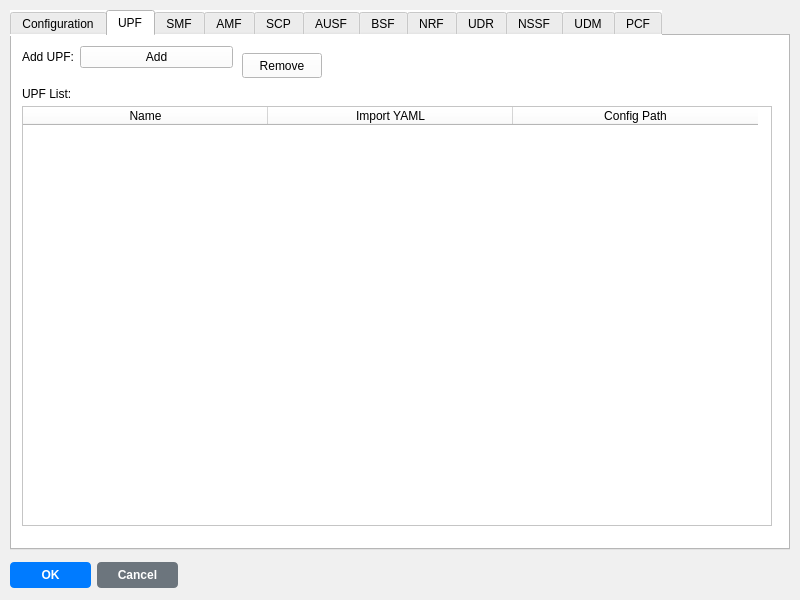
Above: netflux5g-editor/src/gui/ui/Component5G_properties.ui from adaptivenetworklab/NetFlux5G before the change. Below: the same form after it.
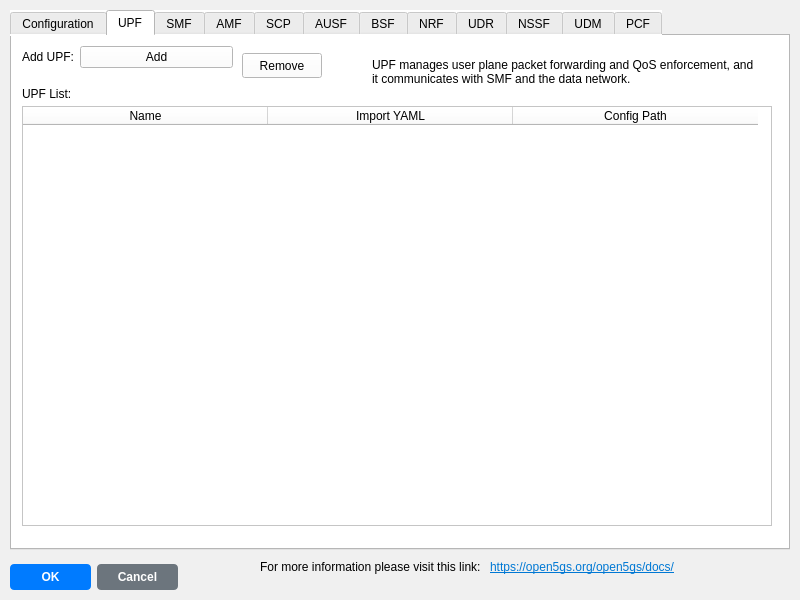
That is the form after the change. The open tabs and pages were chosen to show the change.

Commit message: add multi UE properties ui files and add description on 5g core properties

```diff
--- a/netflux5g-editor/src/gui/ui/Component5G_properties.ui
+++ b/netflux5g-editor/src/gui/ui/Component5G_properties.ui
@@ -623,7 +623,7 @@
         <x>10</x>
         <y>10</y>
         <width>211</width>
-        <height>31</height>
+        <height>38</height>
        </rect>
       </property>
       <layout class="QFormLayout" name="formLayout_17">
@@ -669,6 +669,27 @@
        <string>UPF List:</string>
       </property>
      </widget>
+     <widget class="QLabel" name="label">
+      <property name="geometry">
+       <rect>
+        <x>360</x>
+        <y>10</y>
+        <width>391</width>
+        <height>51</height>
+       </rect>
+      </property>
+      <property name="font">
+       <font>
+        <pointsize>9</pointsize>
+       </font>
+      </property>
+      <property name="text">
+       <string>UPF manages user plane packet forwarding and QoS enforcement, and it communicates with SMF and the data network.</string>
+      </property>
+      <property name="wordWrap">
+       <bool>true</bool>
+      </property>
+     </widget>
     </widget>
     <widget class="QWidget" name="SMF_2">
      <attribute name="title">
@@ -1587,7 +1608,7 @@
       <x>10</x>
       <y>560</y>
       <width>168</width>
-      <height>31</height>
+      <height>34</height>
      </rect>
     </property>
     <layout class="QGridLayout" name="gridLayout">
@@ -1643,6 +1664,39 @@
      </item>
     </layout>
    </widget>
+   <widget class="QWidget" name="formLayoutWidget">
+    <property name="geometry">
+     <rect>
+      <x>260</x>
+      <y>560</y>
+      <width>524</width>
+      <height>31</height>
+     </rect>
+    </property>
+    <layout class="QFormLayout" name="formLayout">
+     <item row="0" column="0">
+      <widget class="QLabel" name="label_13">
+       <property name="text">
+        <string>For more information please visit this link: </string>
+       </property>
+      </widget>
+     </item>
+     <item row="0" column="1">
+      <widget class="QLabel" name="label_12">
+       <property name="text">
+        <string>https://open5gs.org/open5gs/docs/</string>
+       </property>
+       <property name="styleSheet">
+        <string notr="true">QLabel { color: #0078d4; text-decoration: underline; }
+QLabel:hover { color: #004499; }</string>
+       </property>
+       <property name="cursor">
+        <cursorShape>PointingHandCursor</cursorShape>
+       </property>
+      </widget>
+     </item>
+    </layout>
+   </widget>
   </widget>
  </widget>
  <resources/>
```
Left out of the diff: 230 changed lines with no effect on the pictures. The commit also changes 5 other files.
